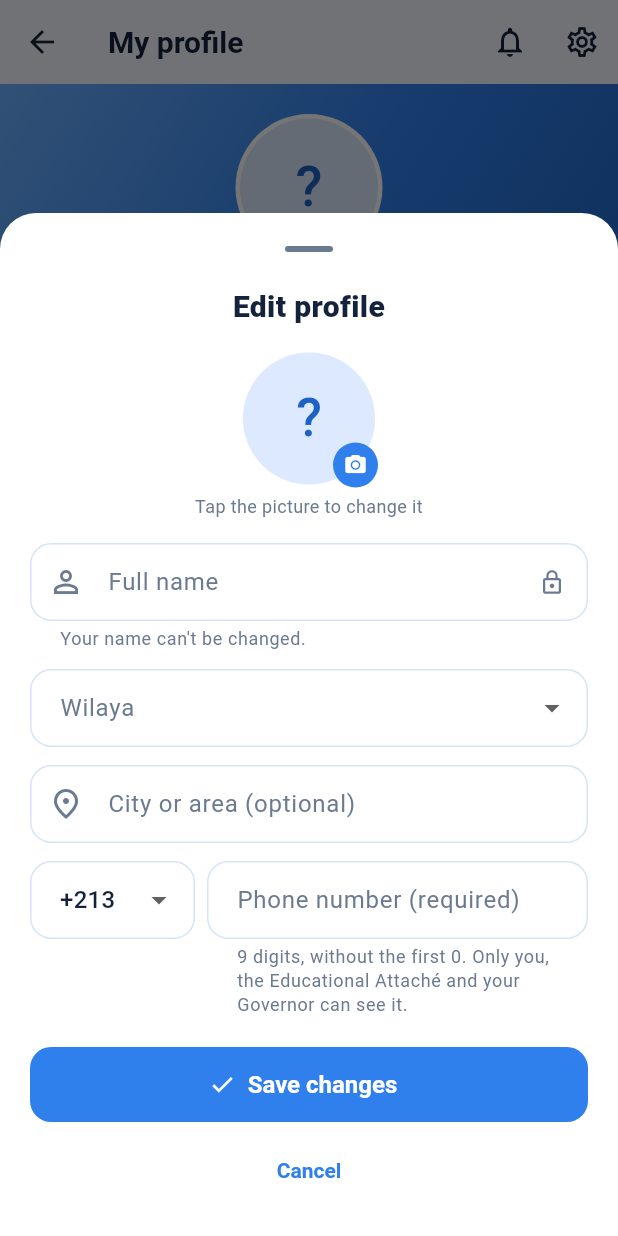
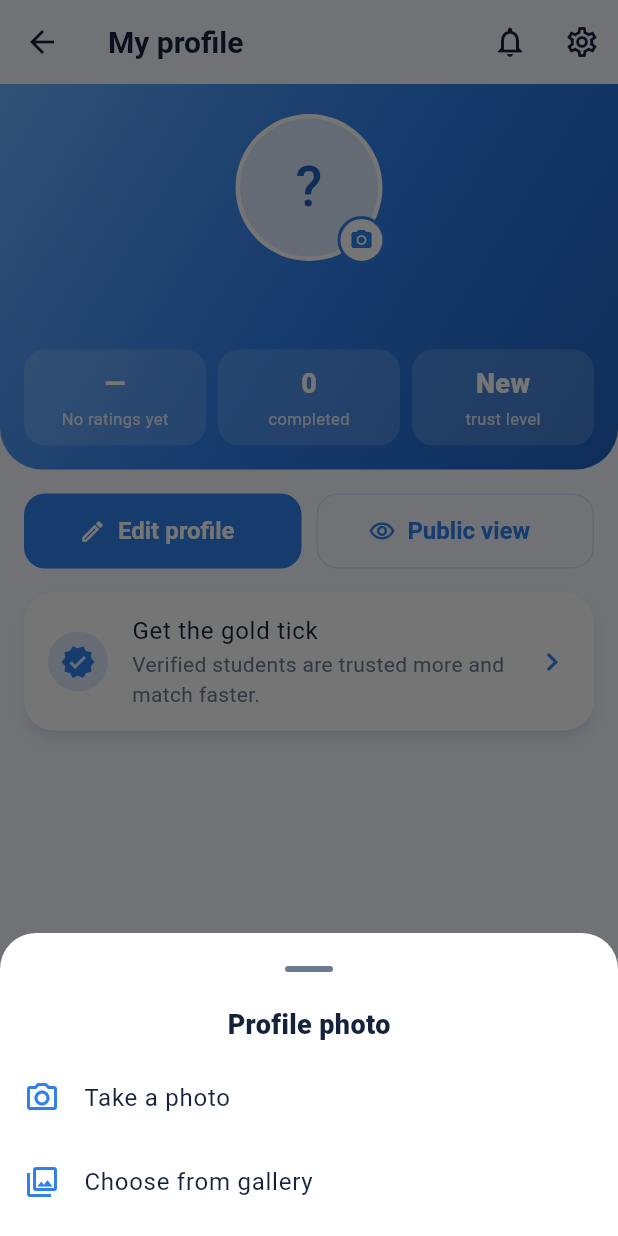
Before and after one commit to mudaranokutenda-glitch/unibridge, a Flutter app: the EditMyProfileScreen screen opened directly, after a tap on an icon or button, on a phone screen of 412 x 824 dp. Run offline on Flutter 3.47's test engine with Material 3 defaults, Android fonts, the phone set to English and light mode, and no system bars; our stand-ins replace audioplayers, file_picker, firebase_core, firebase_messaging, flutter_local_notifications, google_sign_in and 3 more; accounts and stored records are empty; network calls fail.

Commit message:
Profile photo: camera or gallery, saved immediately from the camera badge
Co-Authored-By: Claude Opus 5.5 <noreply@anthropic.com>
Claude-Session: https://claude.ai/code/session_016PmVJYn7BfcmWT52kLhTjJ

```diff
--- a/lib/l10n.dart
+++ b/lib/l10n.dart
@@ -1405,4 +1405,15 @@ const Map<String, String> _t = {
       "Application",
   'Privacy':
       "Confidentialité",
+  // Photo picker (2026-11-19)
+  'Profile photo':
+      "Photo de profil",
+  'Take a photo':
+      "Prendre une photo",
+  'Choose from gallery':
+      "Choisir dans la galerie",
+  'Could not open the camera or the gallery.':
+      "Impossible d'ouvrir l'appareil photo ou la galerie.",
+  'Photo updated.':
+      "Photo mise à jour.",
 };
--- a/lib/profile_setup.dart
+++ b/lib/profile_setup.dart
@@ -11,15 +11,52 @@ import 'l10n.dart';
 
 // ---------------- Profile photo (shared with the My profile screen) ----------
 
-// Opens the gallery. Returns the photo, or null if nothing was chosen.
-Future<Uint8List?> pickProfilePhotoBytes() async {
-  final picked = await ImagePicker().pickImage(
-    source: ImageSource.gallery,
-    imageQuality: 70,
-    maxWidth: 600,
+// Asks "Take a photo" or "Choose from gallery", then opens it.
+// Returns the photo, or null if nothing was chosen.
+Future<Uint8List?> pickProfilePhotoBytes(BuildContext context) async {
+  final source = await showModalBottomSheet<ImageSource>(
+    context: context,
+    showDragHandle: true,
+    builder: (context) => SafeArea(
+      child: Column(
+        mainAxisSize: MainAxisSize.min,
+        children: [
+          Text(tr('Profile photo'),
+              style: const TextStyle(fontSize: 18, fontWeight: FontWeight.w800)),
+          const SizedBox(height: 8),
+          ListTile(
+            leading: const Icon(Icons.photo_camera_outlined),
+            title: Text(tr('Take a photo')),
+            onTap: () => Navigator.of(context).pop(ImageSource.camera),
+          ),
+          ListTile(
+            leading: const Icon(Icons.photo_library_outlined),
+            title: Text(tr('Choose from gallery')),
+            onTap: () => Navigator.of(context).pop(ImageSource.gallery),
+          ),
+          const SizedBox(height: 8),
+        ],
+      ),
+    ),
   );
-  if (picked == null) return null;
-  return picked.readAsBytes();
+  if (source == null) return null;
+  try {
+    final picked = await ImagePicker().pickImage(
+      source: source,
+      imageQuality: 80,
+      maxWidth: 800,
+      preferredCameraDevice: CameraDevice.front,
+    );
+    if (picked == null) return null;
+    return picked.readAsBytes();
+  } catch (e) {
+    debugPrint('Could not open the camera / gallery: $e');
+    if (context.mounted) {
+      ScaffoldMessenger.of(context).showSnackBar(SnackBar(
+          content: Text(tr('Could not open the camera or the gallery.'))));
+    }
+    return null;
+  }
 }
 
 // Uploads the photo and returns its public link (for profile_picture_url).
@@ -268,7 +305,7 @@ class _ProfileSetupScreenState extends State<ProfileSetupScreen> {
       !saving;
 
   Future<void> pickPhoto() async {
-    final bytes = await pickProfilePhotoBytes();
+    final bytes = await pickProfilePhotoBytes(context);
     if (bytes != null && mounted) setState(() => newPhotoBytes = bytes);
   }
 
--- a/lib/profiles.dart
+++ b/lib/profiles.dart
@@ -116,8 +116,13 @@ class ProfileHero extends StatelessWidget {
   final Map<String, dynamic>? profile;
   final Uint8List? newPhoto; // a photo picked but not saved yet
   final VoidCallback? onTapPhoto; // null = the photo cannot be changed here
+  final bool photoBusy; // true while a new photo is uploading
   const ProfileHero(
-      {super.key, required this.profile, this.newPhoto, this.onTapPhoto});
+      {super.key,
+      required this.profile,
+      this.newPhoto,
+      this.onTapPhoto,
+      this.photoBusy = false});
 
   Widget _stat(String value, String label, {Color color = Colors.white}) {
     return Expanded(
@@ -191,7 +196,22 @@ class ProfileHero extends StatelessWidget {
                     ),
                     child: photo,
                   ),
-                  if (onTapPhoto != null)
+                  if (photoBusy)
+                    const Positioned.fill(
+                      child: DecoratedBox(
+                        decoration: BoxDecoration(
+                            color: Colors.black38, shape: BoxShape.circle),
+                        child: Center(
+                          child: SizedBox(
+                            width: 28,
+                            height: 28,
+                            child: CircularProgressIndicator(
+                                strokeWidth: 3, color: Colors.white),
+                          ),
+                        ),
+                      ),
+                    ),
+                  if (onTapPhoto != null && !photoBusy)
                     PositionedDirectional(
                       end: -2,
                       bottom: -2,
@@ -743,11 +763,42 @@ class _EditMyProfileScreenState extends State<EditMyProfileScreen> {
   String? phone;
   MyRole role = MyRole.student;
   bool loading = true;
+  bool photoBusy = false;
 
   @override
   void initState() {
     super.initState();
     load();
+  }
+
+  // The camera badge on my photo: take / choose a photo and save it at once
+  // (no Save button to forget, so it is still there after closing the app).
+  Future<void> changePhotoNow() async {
+    if (photoBusy) return;
+    final bytes = await pickProfilePhotoBytes(context);
+    if (bytes == null || !mounted) return;
+    setState(() => photoBusy = true);
+    try {
+      final url = await uploadProfilePhoto(bytes);
+      await supabase
+          .from('profiles')
+          .update({'profile_picture_url': url})
+          .eq('id', supabase.auth.currentUser!.id);
+      await load();
+      if (mounted) {
+        ScaffoldMessenger.of(context).showSnackBar(
+          SnackBar(content: Text(tr('Photo updated.'))),
+        );
+      }
+    } catch (e) {
+      if (mounted) {
+        ScaffoldMessenger.of(context).showSnackBar(SnackBar(
+            content: Text(tr('Could not save: {error}',
+                {'error': friendlyError(e, short: true)}))));
+      }
+    } finally {
+      if (mounted) setState(() => photoBusy = false);
+    }
   }
 
   Future<void> load() async {
@@ -820,7 +871,11 @@ class _EditMyProfileScreenState extends State<EditMyProfileScreen> {
               child: ListView(
                 padding: const EdgeInsets.only(bottom: 32),
                 children: [
-                  ProfileHero(profile: me, onTapPhoto: openEditSheet),
+                  ProfileHero(
+                    profile: me,
+                    onTapPhoto: changePhotoNow,
+                    photoBusy: photoBusy,
+                  ),
                   const SizedBox(height: 16),
                   Padding(
                     padding: const EdgeInsets.symmetric(horizontal: 16),
@@ -935,7 +990,7 @@ class _EditProfileSheetState extends State<EditProfileSheet> {
   }
 
   Future<void> pickPhoto() async {
-    final bytes = await pickProfilePhotoBytes();
+    final bytes = await pickProfilePhotoBytes(context);
     if (bytes != null && mounted) setState(() => newPhotoBytes = bytes);
   }
 
```
